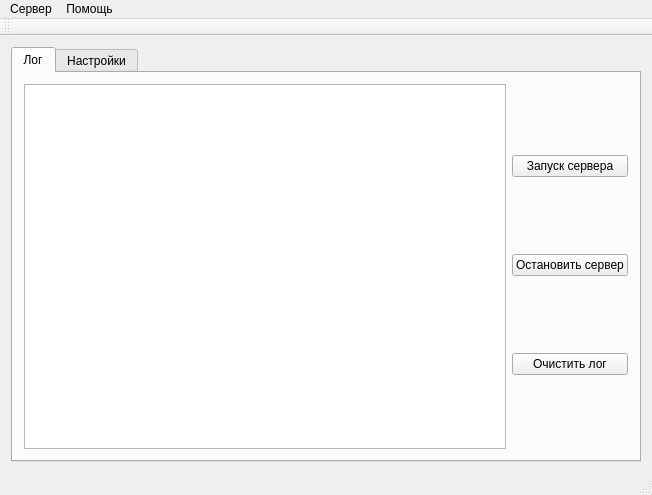
peleccom/SpoKursach, file mainwindow.ui: the form before one commit.
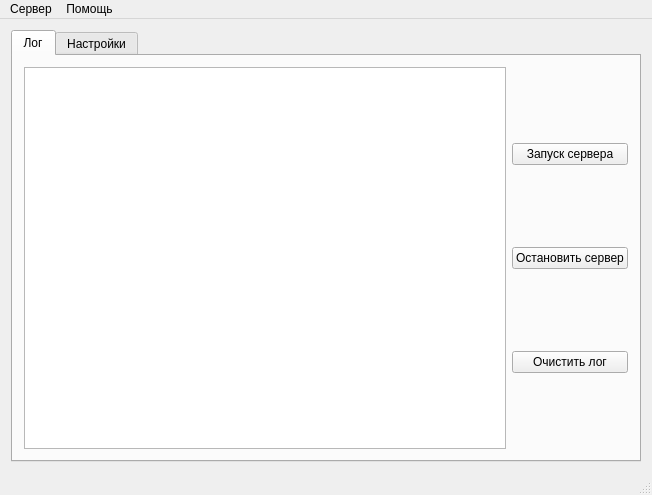
The form after the commit. Icons and pictures are not drawn.

Commit message: Changed visibility of class User members

```diff
--- a/mainwindow.ui
+++ b/mainwindow.ui
@@ -189,14 +189,6 @@
    <addaction name="menu"/>
    <addaction name="menu_2"/>
   </widget>
-  <widget class="QToolBar" name="mainToolBar">
-   <attribute name="toolBarArea">
-    <enum>TopToolBarArea</enum>
-   </attribute>
-   <attribute name="toolBarBreak">
-    <bool>false</bool>
-   </attribute>
-  </widget>
   <widget class="QStatusBar" name="statusBar"/>
   <action name="actionStartServer">
    <property name="icon">
```
Left out of the diff: 5 changed lines with no effect on the pictures. The commit also changes 7 other files.
